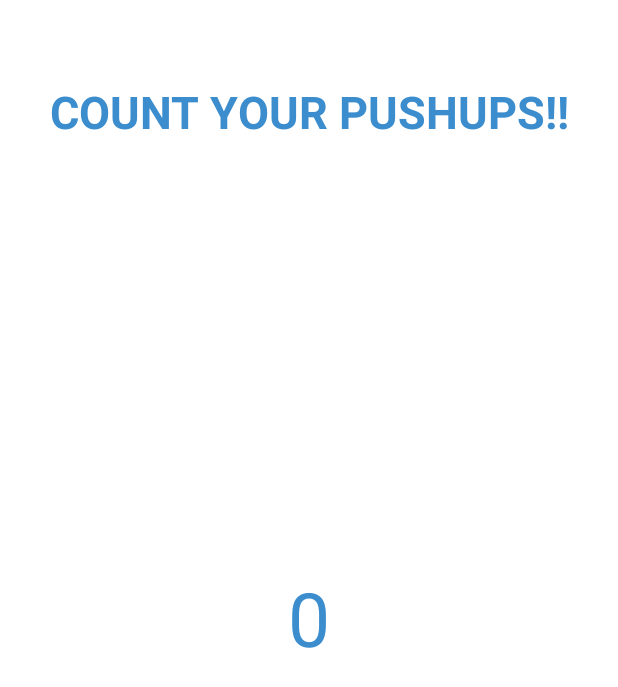
After one commit to IshitaMistry/FeelFit, an Android app: the layout activity_proximity_sensor.xml on its own in the app's theme, with its tools: preview values and no code run, on a phone screen of 412 x 824 dp. The commit adds this screen. Shown: the top 687 px of the screen. Run offline under Robolectric (Android 15) with nearby library versions, the phone set to English and light mode, and no system bars.

Commit message:
initial commit

```diff
--- a/app/src/main/AndroidManifest.xml
+++ b/app/src/main/AndroidManifest.xml
@@ -7,6 +7,7 @@
     <uses-permission android:name="com.google.android.gms.permission.ACTIVITY_RECOGNITION" />
     <uses-permission android:name="android.permission.ACTIVITY_RECOGNITION" />
     <uses-permission android:name="android.permission.BODY_SENSORS" />
+    <uses-permission android:name="android.hardware.sensor.proximity"/>
 
     <application
         android:allowBackup="true"
@@ -18,6 +19,9 @@
         android:supportsRtl="true"
         android:theme="@style/Theme.FeelFit"
         tools:targetApi="31">
+        <activity
+            android:name=".ProximitySensor"
+            android:exported="false" />
         <activity
             android:name=".NormalActivity"
             android:exported="false" />
--- a/app/src/main/java/com/example/feelfit/BmiCalculator.kt
+++ b/app/src/main/java/com/example/feelfit/BmiCalculator.kt
@@ -7,7 +7,6 @@ import android.widget.RadioButton
 import android.widget.SeekBar
 import android.widget.Toast
 import androidx.appcompat.app.AppCompatActivity
-import androidx.core.view.isEmpty
 import com.example.feelfit.databinding.ActivityBmiCalculatorBinding
 import com.google.firebase.auth.FirebaseAuth
 import com.google.firebase.auth.FirebaseUser
--- a/app/src/main/res/layout/activity_exercise_details_five.xml
+++ b/app/src/main/res/layout/activity_exercise_details_five.xml
@@ -75,12 +75,12 @@
 
             <Button
 
-                android:id="@+id/timer"
+                android:id="@+id/count"
                 android:layout_width="wrap_content"
                 android:layout_height="wrap_content"
                 android:layout_marginTop="20dp"
                 android:backgroundTint="#3C8DCD"
-                android:text="TIMER"
+                android:text="COUNT"
                 android:textStyle="bold"
                 android:layout_marginHorizontal="20dp"
                 tools:ignore="HardcodedText"/>
--- /dev/null
+++ b/app/src/main/res/layout/activity_proximity_sensor.xml
@@ -0,0 +1,34 @@
+<?xml version="1.0" encoding="utf-8"?>
+<RelativeLayout
+    xmlns:android="http://schemas.android.com/apk/res/android"
+    xmlns:tools="http://schemas.android.com/tools"
+    android:layout_width="match_parent"
+    android:layout_height="match_parent"
+    tools:context=".ProximitySensor">
+
+    <TextView
+        android:id="@+id/idTVHeading"
+        android:layout_width="match_parent"
+        android:layout_height="wrap_content"
+        android:layout_marginTop="50dp"
+        android:gravity="center"
+        android:padding="4dp"
+        android:text="COUNT YOUR PUSHUPS!!"
+        android:textColor="@color/lightblue"
+        android:textSize="30sp"
+        android:textStyle="bold"
+        tools:ignore="HardcodedText" />
+
+    <!--Text view to display sensor status-->
+    <TextView
+        android:id="@+id/idTVSensorStatus"
+        android:layout_width="fill_parent"
+        android:layout_height="wrap_content"
+        android:layout_centerInParent="true"
+        android:gravity="center"
+        android:text="0"
+        android:textColor="@color/lightblue"
+        android:textSize="50sp"
+        tools:ignore="HardcodedText" />
+
+</RelativeLayout>
```
Also changed, not shown: app/src/main/java/com/example/feelfit/Exercise_details_five.kt (+18 -1 lines), app/src/main/java/com/example/feelfit/ProximitySensor.kt (added, +76 -0 lines).
